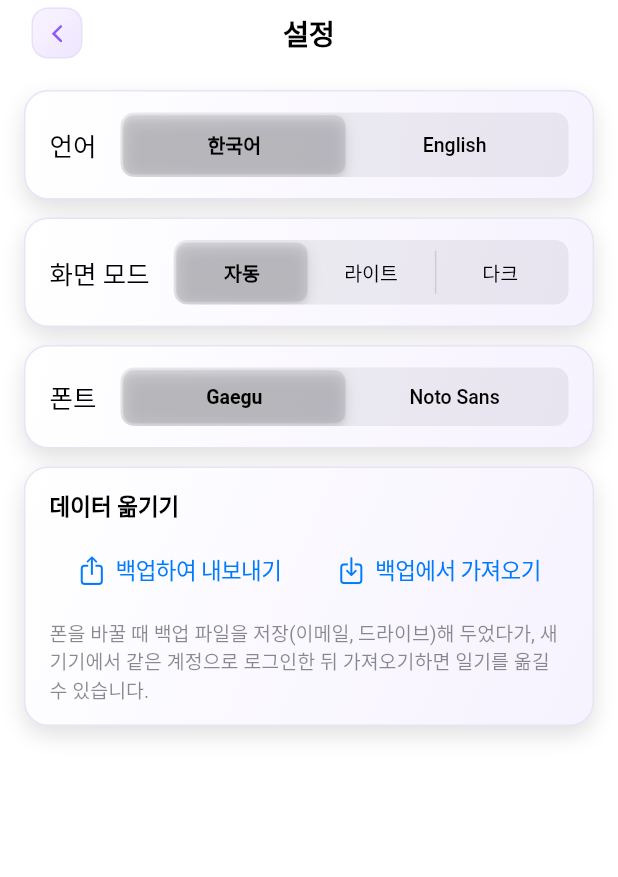
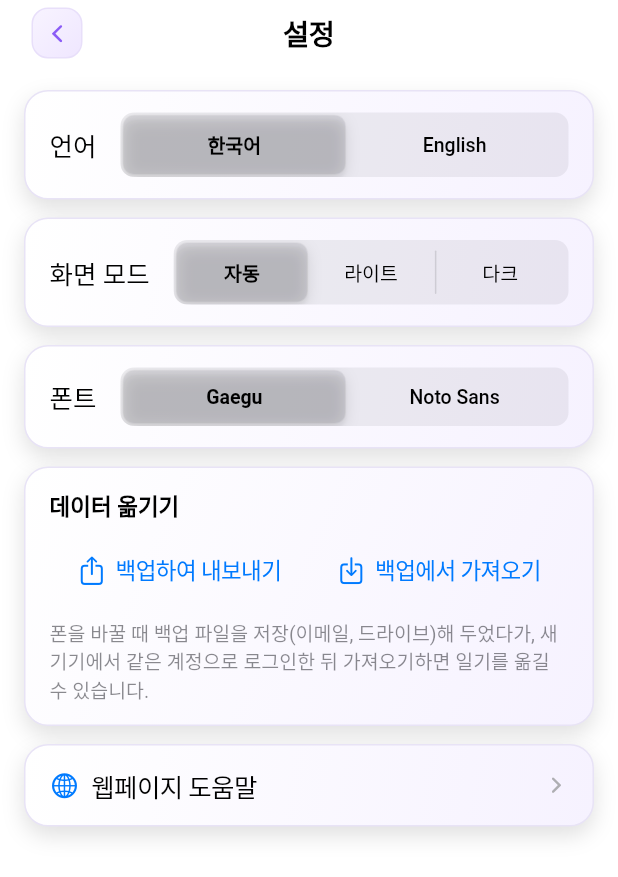
Before and after one commit to zrcn2sh/feelog, a Flutter app: the SettingsPage screen opened by its route, on a phone screen of 412 x 824 dp. Shown: the top 877 px of the screen. Run offline on Flutter 3.47's test engine with Material 3 defaults, Android fonts, the light colour scheme and no system bars; our stand-ins replace cloud_firestore, file_picker, firebase_auth, firebase_core, flutter_dotenv, google_fonts and 9 more; missing offline and left inert: encrypt; accounts and stored records are empty; network calls fail; Roboto replaces fonts that are missing (Gaegu).

Commit message:
260426 IOS 빌드오류 수정

```diff
--- a/lib/config/settings_strings.dart
+++ b/lib/config/settings_strings.dart
@@ -19,6 +19,7 @@ class SettingsStrings {
     required this.deleteAccount,
     required this.languageOptionKo,
     required this.languageOptionEn,
+    required this.webHelp,
   });
 
   final String title;
@@ -37,6 +38,7 @@ class SettingsStrings {
   final String deleteAccount;
   final String languageOptionKo;
   final String languageOptionEn;
+  final String webHelp;
 
   static const SettingsStrings ko = SettingsStrings(
     title: '설정',
@@ -56,6 +58,7 @@ class SettingsStrings {
     deleteAccount: '계정 탈퇴',
     languageOptionKo: '한국어',
     languageOptionEn: 'English',
+    webHelp: '웹페이지 도움말',
   );
 
   static const SettingsStrings en = SettingsStrings(
@@ -76,6 +79,7 @@ class SettingsStrings {
     deleteAccount: 'Delete account',
     languageOptionKo: 'Korean',
     languageOptionEn: 'English',
+    webHelp: 'Web help page',
   );
 
   static SettingsStrings forLocale(AppLocaleCode code) {
--- a/lib/pages/settings_page.dart
+++ b/lib/pages/settings_page.dart
@@ -1,5 +1,6 @@
 import 'package:flutter/cupertino.dart';
 import 'package:flutter/foundation.dart' show kIsWeb;
+import 'package:url_launcher/url_launcher.dart';
 import '../config/app_theme.dart';
 import '../config/app_locale.dart';
 import '../config/app_font.dart';
@@ -10,6 +11,10 @@ import '../services/backup_restore_stub.dart'
 
 class SettingsPage extends StatelessWidget {
   const SettingsPage({super.key, this.onWithdraw});
+
+  static final Uri _webHelpUri = Uri.parse(
+    'https://help.idosquare.co.kr/feelog-diary',
+  );
 
   /// 계정 탈퇴 시 호출 (홈에서 설정 진입 시에만 전달되어 설정 하단에 표시)
   final VoidCallback? onWithdraw;
@@ -225,6 +230,38 @@ class SettingsPage extends StatelessWidget {
                 ],
               ),
             ),
+            const SizedBox(height: 12),
+            CupertinoButton(
+              padding: EdgeInsets.zero,
+              onPressed: () => _openWebHelp(context),
+              child: _buttonRow(
+                context,
+                padding:
+                    const EdgeInsets.symmetric(horizontal: 16, vertical: 14),
+                child: Row(
+                  children: [
+                    const Icon(
+                      CupertinoIcons.globe,
+                      size: 20,
+                      color: CupertinoColors.activeBlue,
+                    ),
+                    const SizedBox(width: 8),
+                    Expanded(
+                      child: Text(
+                        s.webHelp,
+                        style: appFontText(context,
+                            fontSize: 17, color: rowTextColor),
+                      ),
+                    ),
+                    const Icon(
+                      CupertinoIcons.chevron_forward,
+                      size: 16,
+                      color: CupertinoColors.systemGrey2,
+                    ),
+                  ],
+                ),
+              ),
+            ),
             if (onWithdraw != null) ...[
               const SizedBox(height: 12),
               CupertinoButton(
@@ -251,6 +288,31 @@ class SettingsPage extends StatelessWidget {
         ),
       ),
     );
+  }
+
+  Future<void> _openWebHelp(BuildContext context) async {
+    final ok = await launchUrl(
+      _webHelpUri,
+      mode: LaunchMode.externalApplication,
+    );
+    if (!ok && context.mounted) {
+      await showCupertinoDialog<void>(
+        context: context,
+        builder: (context) {
+          return CupertinoAlertDialog(
+            title: const Text('안내'),
+            content: const Text('도움말 페이지를 열 수 없습니다.'),
+            actions: [
+              CupertinoDialogAction(
+                isDefaultAction: true,
+                onPressed: () => Navigator.of(context).pop(),
+                child: const Text('확인'),
+              ),
+            ],
+          );
+        },
+      );
+    }
   }
 }
 
--- a/pubspec.yaml
+++ b/pubspec.yaml
@@ -16,7 +16,7 @@ publish_to: 'none' # Remove this line if you wish to publish to pub.dev
 # https://developer.apple.com/library/archive/documentation/General/Reference/InfoPlistKeyReference/Articles/CoreFoundationKeys.html
 # In Windows, build-name is used as the major, minor, and patch parts
 # of the product and file versions while build-number is used as the build suffix.
-version: 1.3.0+2
+version: 1.3.1+3
 
 environment:
   sdk: '>=3.4.1 <4.0.0'
@@ -62,6 +62,7 @@ dependencies:
   path_provider: ^2.1.1
   share_plus: ^10.0.0
   file_picker: ^8.0.0
+  url_launcher: ^6.3.1
   encrypt: ^5.0.3
   google_mobile_ads: ^5.0.0
 
@@ -106,7 +107,6 @@ flutter:
 
   # To add assets to your application, add an assets section, like this:
   assets:
-    - .env
     - assets/images/
 
   # An image asset can refer to one or more resolution-specific "variants", see
```
Also changed, not shown: pubspec.lock, 1 other file.
